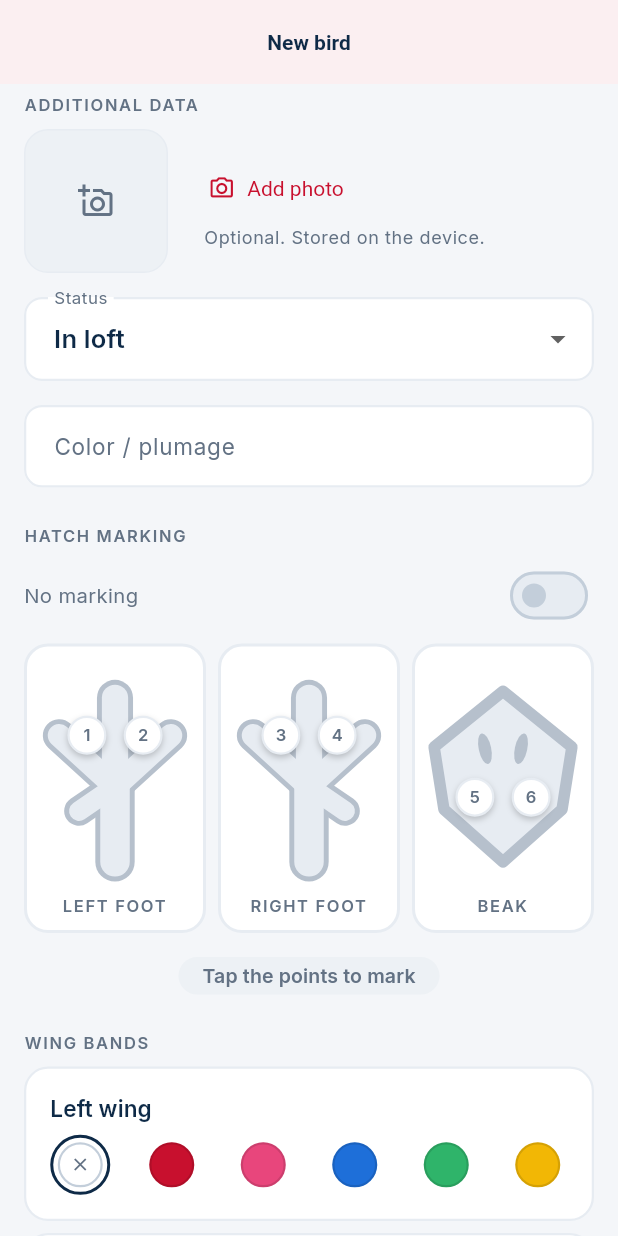
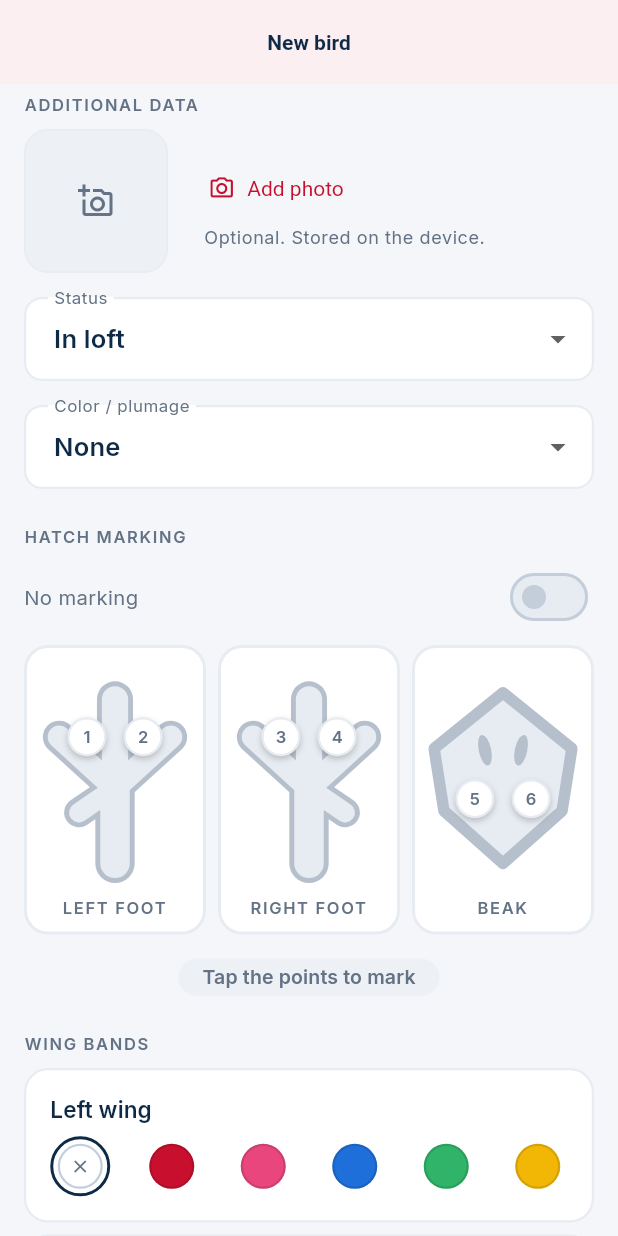
Before and after one commit to Crisgmz/criadorpro, a Flutter app: the BirdFormView screen opened by its route, scrolled down 576 dp, on a phone screen of 412 x 824 dp. Run offline on Flutter 3.47's test engine with Material 3 defaults, Android fonts, the phone set to English and light mode, and no system bars; our stand-ins replace connectivity_plus, drift, drift_flutter, flutter_riverpod, flutter_secure_storage, go_router and 3 more; missing offline and left inert: sqlite3; accounts and stored records are empty; generated files the repository leaves out were written again.

Commit message:
Color del plumaje como desplegable con muestra
El criador pidió que la selección de color fuera un desplegable. Revisados los
tres archivos de diseño del proyecto —prototipo completo, standalone y
wireframe— ninguno contiene un `<select>` ni captura el color del plumaje en
pantalla alguna; la única selección de color que existe son las cintas de ala,
y son círculos. Confirmado con él que se refería al plumaje.

El SRS y el DDT lo definen como texto libre. Se cierra en catálogo porque
escrito a mano el mismo color acaba con varias grafías —«colorao», «colorado»,
«Colorado»— y deja de servir para filtrar o comparar.

Desplegable y no una cuadrícula de muestras: el color es un dato secundario del
ejemplar, y diez círculos ocupando media pantalla le darían un peso que no tiene
frente a la placa o al sexo.

La lista sale del vocabulario del oficio y de los ejemplares del propio
prototipo (Giro Colorado, Canela, Blanca Real, Giro Pinta, Cenizo). Es una
propuesta y puede ajustarse.

La muestra nunca va sola: siempre lleva su nombre (RNF-25), porque jabado y
pinto son dibujos y no tonalidades. Un valor fuera del catálogo se muestra tal
cual en vez de perderse, y por eso la columna no lleva CHECK en Postgres.

2 pruebas nuevas (323 en total).

Co-Authored-By: Claude Opus 5 (1M context) <noreply@anthropic.com>

```diff
--- /dev/null
+++ b/lib/core/domain/plumage_color.dart
@@ -0,0 +1,49 @@
+import 'package:flutter/material.dart';
+
+/// Color del plumaje — catálogo cerrado.
+///
+/// El SRS y el DDT lo definen como texto libre de 40 caracteres, y ninguna
+/// pantalla del prototipo lo captura. Se cierra en catálogo porque escrito a
+/// mano el mismo color acaba con varias grafías —«colorao», «colorado»,
+/// «Colorado»— y deja de servir para filtrar o comparar.
+///
+/// Los nombres salen del vocabulario del oficio y de los propios ejemplares del
+/// prototipo: Giro Colorado, Canela, Blanca Real, Giro Pinta, Cenizo, Pinto
+/// Bravo. **Es una propuesta, no un dato de los documentos**: si el criadero
+/// usa otros, se cambian aquí y en los `.arb`.
+///
+/// La muestra es orientativa. Sirve para distinguir una opción de otra en la
+/// lista, no para reproducir el tono exacto de un ave.
+enum PlumageColor {
+  giro('giro', Color(0xFFCFC7B6)),
+  red('red', Color(0xFF8E3B24)),
+  cinnamon('cinnamon', Color(0xFFB87A46)),
+  white('white', Color(0xFFF2F0EA)),
+  mottled('mottled', Color(0xFFA89880)),
+  ash('ash', Color(0xFF808791)),
+  barred('barred', Color(0xFF55575A)),
+  yellow('yellow', Color(0xFFD8A63F)),
+  dark('dark', Color(0xFF5A2A20)),
+  black('black', Color(0xFF1F1D1B));
+
+  const PlumageColor(this.id, this.swatch);
+
+  /// Clave estable que viaja a la base y al servidor.
+  final String id;
+
+  /// Muestra para la interfaz. Nunca va sola: siempre con su nombre (`RNF-25`),
+  /// porque hay colores del oficio que se distinguen por el patrón y no por el
+  /// tono — jabado y pinto son dibujos, no tonalidades.
+  final Color swatch;
+
+  /// `null` si el valor guardado no pertenece al catálogo, por ejemplo texto
+  /// libre escrito antes de cerrarlo. Se conserva y se muestra tal cual en vez
+  /// de perderlo.
+  static PlumageColor? fromId(String? id) {
+    if (id == null || id.isEmpty) return null;
+    for (final color in values) {
+      if (color.id == id) return color;
+    }
+    return null;
+  }
+}
--- a/lib/features/birds/view/bird_form_view.dart
+++ b/lib/features/birds/view/bird_form_view.dart
@@ -17,6 +17,7 @@ import 'bird_labels.dart';
 import 'widgets/form_fields.dart';
 import 'widgets/marking_fields.dart';
 import 'widgets/photo_field.dart';
+import 'widgets/plumage_field.dart';
 
 /// Alta y edición de un ejemplar. Sin [birdId] es un alta.
 class BirdFormView extends ConsumerStatefulWidget {
@@ -31,7 +32,6 @@ class BirdFormView extends ConsumerStatefulWidget {
 class _BirdFormViewState extends ConsumerState<BirdFormView> {
   final _nameController = TextEditingController();
   final _plateController = TextEditingController();
-  final _colorController = TextEditingController();
   final _lineController = TextEditingController();
   final _weightController = TextEditingController();
   final _notesController = TextEditingController();
@@ -48,7 +48,6 @@ class _BirdFormViewState extends ConsumerState<BirdFormView> {
   void dispose() {
     _nameController.dispose();
     _plateController.dispose();
-    _colorController.dispose();
     _lineController.dispose();
     _weightController.dispose();
     _notesController.dispose();
@@ -63,7 +62,6 @@ class _BirdFormViewState extends ConsumerState<BirdFormView> {
     final viewModel = _viewModel;
     _nameController.text = viewModel.name;
     _plateController.text = viewModel.plate;
-    _colorController.text = viewModel.color;
     _lineController.text = viewModel.line;
     _weightController.text = viewModel.weight;
     _notesController.text = viewModel.notes;
@@ -201,12 +199,7 @@ class _BirdFormViewState extends ConsumerState<BirdFormView> {
             onChanged: (status) => viewModel.setStatus(status ?? BirdStatus.active),
           ),
           const SizedBox(height: AppSpacing.md),
-          CpTextField(
-            label: l10n.fieldColor,
-            controller: _colorController,
-            textInputAction: TextInputAction.next,
-            onChanged: viewModel.setColor,
-          ),
+          PlumageField(selected: viewModel.color, onChanged: viewModel.setColor),
 
           const SizedBox(height: AppSpacing.lg),
           // Marca de nacimiento: es como el criador identifica la nidada antes
--- /dev/null
+++ b/lib/features/birds/view/widgets/plumage_field.dart
@@ -0,0 +1,80 @@
+import 'package:flutter/material.dart';
+
+import '../../../../core/domain/plumage_color.dart';
+import '../../../../core/theme/app_spacing.dart';
+import '../../../../l10n/generated/app_l10n.dart';
+
+String plumageColorLabel(AppL10n l10n, PlumageColor color) => switch (color) {
+  PlumageColor.giro => l10n.colorGiro,
+  PlumageColor.red => l10n.colorRed,
+  PlumageColor.cinnamon => l10n.colorCinnamon,
+  PlumageColor.white => l10n.colorWhite,
+  PlumageColor.mottled => l10n.colorMottled,
+  PlumageColor.ash => l10n.colorAsh,
+  PlumageColor.barred => l10n.colorBarred,
+  PlumageColor.yellow => l10n.colorYellow,
+  PlumageColor.dark => l10n.colorDark,
+  PlumageColor.black => l10n.colorBlack,
+};
+
+/// Muestra de color. Nunca va sola — siempre acompaña a un nombre (`RNF-25`).
+class PlumageSwatch extends StatelessWidget {
+  const PlumageSwatch({required this.color, super.key, this.size = 18});
+
+  final Color color;
+  final double size;
+
+  @override
+  Widget build(BuildContext context) => Container(
+    width: size,
+    height: size,
+    decoration: BoxDecoration(
+      color: color,
+      shape: BoxShape.circle,
+      // El blanco sobre fondo claro necesita borde para verse.
+      border: Border.all(color: Theme.of(context).colorScheme.outlineVariant),
+    ),
+  );
+}
+
+/// Color del plumaje — desplegable con la muestra en cada opción.
+///
+/// Desplegable y no una cuadrícula de muestras: el color es un dato secundario
+/// del ejemplar, y diez círculos ocupando media pantalla le darían un peso que
+/// no tiene frente a la placa o al sexo.
+class PlumageField extends StatelessWidget {
+  const PlumageField({required this.selected, required this.onChanged, super.key});
+
+  final PlumageColor? selected;
+  final ValueChanged<PlumageColor?> onChanged;
+
+  @override
+  Widget build(BuildContext context) {
+    final l10n = AppL10n.of(context);
+
+    return DropdownButtonFormField<PlumageColor?>(
+      initialValue: selected,
+      isExpanded: true,
+      decoration: InputDecoration(labelText: l10n.fieldColor),
+      items: [
+        // El color es opcional: sin esta entrada no habría forma de dejarlo en
+        // blanco después de haber elegido uno.
+        DropdownMenuItem(value: null, child: Text(l10n.commonNone)),
+        for (final color in PlumageColor.values)
+          DropdownMenuItem(
+            value: color,
+            child: Row(
+              children: [
+                PlumageSwatch(color: color.swatch),
+                const SizedBox(width: AppSpacing.sm),
+                Expanded(
+                  child: Text(plumageColorLabel(l10n, color), overflow: TextOverflow.ellipsis),
+                ),
+              ],
+            ),
+          ),
+      ],
+      onChanged: onChanged,
+    );
+  }
+}
--- a/lib/features/birds/viewmodel/bird_form_viewmodel.dart
+++ b/lib/features/birds/viewmodel/bird_form_viewmodel.dart
@@ -1,5 +1,6 @@
 import '../../../core/base/base_viewmodel.dart';
 import '../../../core/domain/markings.dart';
+import '../../../core/domain/plumage_color.dart';
 import '../../../core/domain/sex.dart';
 import '../../../core/media/photo_service.dart';
 import '../../../core/utils/validators.dart';
@@ -33,7 +34,7 @@ class BirdFormViewModel extends BaseViewModel {
   Sex _sex = Sex.unknown;
   BirdStatus _status = BirdStatus.active;
   DateTime? _birthDate;
-  String _color = '';
+  PlumageColor? _color;
   String? _birthMark;
   WingBand? _wingLeft;
   WingBand? _wingRight;
@@ -56,7 +57,7 @@ class BirdFormViewModel extends BaseViewModel {
   Sex get sex => _sex;
   BirdStatus get status => _status;
   DateTime? get birthDate => _birthDate;
-  String get color => _color;
+  PlumageColor? get color => _color;
 
   /// Marca de nacimiento — `1,4` o `none`.
   String? get birthMark => _birthMark;
@@ -113,7 +114,7 @@ class BirdFormViewModel extends BaseViewModel {
       _sex = bird.sex;
       _status = bird.status;
       _birthDate = bird.birthDate;
-      _color = bird.color ?? '';
+      _color = PlumageColor.fromId(bird.color);
       _birthMark = bird.birthMark;
       _wingLeft = WingBand.fromId(bird.wingBandLeft);
       _wingRight = WingBand.fromId(bird.wingBandRight);
@@ -156,7 +157,10 @@ class BirdFormViewModel extends BaseViewModel {
     safeNotify();
   }
 
-  void setColor(String value) => _color = value;
+  void setColor(PlumageColor? value) {
+    _color = value;
+    safeNotify();
+  }
 
   void setBirthMark(String? value) {
     _birthMark = value;
@@ -269,7 +273,7 @@ class BirdFormViewModel extends BaseViewModel {
       status: _status,
       name: () => _emptyToNull(_name),
       birthDate: () => _birthDate,
-      color: () => _emptyToNull(_color),
+      color: () => _color?.id,
       birthMark: () => _birthMark,
       wingBandLeft: () => _wingLeft?.id,
       wingBandRight: () => _wingRight?.id,
```
Also changed, not shown: lib/features/birds/view/bird_detail_view.dart (+55 -1 lines), lib/l10n/app_en.arb (+11 -0 lines), lib/l10n/app_es.arb (+11 -0 lines), 2 other files.
